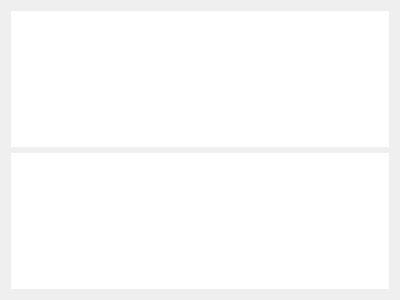
modbrin/intrusive-tomato-qt, file notificationwindow.ui: the form before one commit.
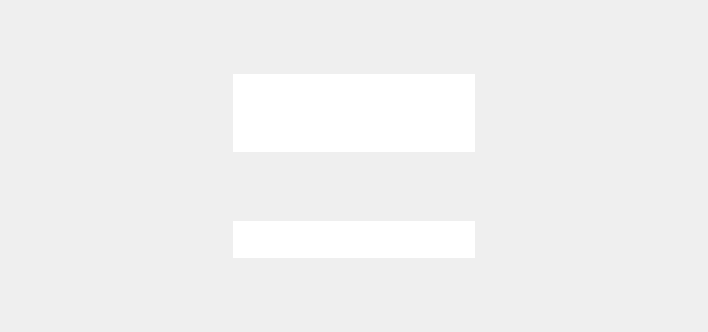
The form after the commit.

Commit message: Preparation timer and simple break timer done. Timer logic separated into parent class.

Patch:
```diff
--- a/notificationwindow.ui
+++ b/notificationwindow.ui
@@ -6,12 +6,12 @@
    <rect>
     <x>0</x>
     <y>0</y>
-    <width>400</width>
-    <height>300</height>
+    <width>708</width>
+    <height>332</height>
    </rect>
   </property>
   <property name="sizePolicy">
-   <sizepolicy hsizetype="Preferred" vsizetype="Preferred">
+   <sizepolicy hsizetype="Fixed" vsizetype="Fixed">
     <horstretch>0</horstretch>
     <verstretch>0</verstretch>
    </sizepolicy>
@@ -19,72 +19,49 @@
   <property name="windowTitle">
    <string>Form</string>
   </property>
-  <layout class="QVBoxLayout" name="verticalLayout">
-   <item>
-    <widget class="QTextEdit" name="timeField">
+  <layout class="QGridLayout" name="gridLayout">
+   <item row="0" column="0">
+    <widget class="QLineEdit" name="timeField">
+     <property name="enabled">
+      <bool>true</bool>
+     </property>
      <property name="sizePolicy">
-      <sizepolicy hsizetype="Preferred" vsizetype="Preferred">
+      <sizepolicy hsizetype="Ignored" vsizetype="Fixed">
        <horstretch>0</horstretch>
        <verstretch>0</verstretch>
       </sizepolicy>
      </property>
      <property name="font">
       <font>
-       <family>Segoe MDL2 Assets</family>
        <pointsize>48</pointsize>
       </font>
      </property>
-     <property name="mouseTracking">
+     <property name="frame">
       <bool>false</bool>
      </property>
-     <property name="frameShape">
-      <enum>QFrame::NoFrame</enum>
-     </property>
-     <property name="verticalScrollBarPolicy">
-      <enum>Qt::ScrollBarAlwaysOff</enum>
-     </property>
-     <property name="horizontalScrollBarPolicy">
-      <enum>Qt::ScrollBarAlwaysOff</enum>
-     </property>
-     <property name="lineWrapMode">
-      <enum>QTextEdit::NoWrap</enum>
-     </property>
-     <property name="textInteractionFlags">
-      <set>Qt::NoTextInteraction</set>
+     <property name="alignment">
+      <set>Qt::AlignCenter</set>
      </property>
     </widget>
    </item>
-   <item>
-    <widget class="QTextEdit" name="labelField">
+   <item row="1" column="0">
+    <widget class="QLineEdit" name="labelField">
      <property name="sizePolicy">
-      <sizepolicy hsizetype="Preferred" vsizetype="Preferred">
+      <sizepolicy hsizetype="Fixed" vsizetype="Fixed">
        <horstretch>0</horstretch>
        <verstretch>0</verstretch>
       </sizepolicy>
      </property>
      <property name="font">
       <font>
-       <family>Segoe MDL2 Assets</family>
        <pointsize>20</pointsize>
       </font>
      </property>
-     <property name="mouseTracking">
+     <property name="frame">
       <bool>false</bool>
      </property>
-     <property name="frameShape">
-      <enum>QFrame::NoFrame</enum>
-     </property>
-     <property name="verticalScrollBarPolicy">
-      <enum>Qt::ScrollBarAlwaysOff</enum>
-     </property>
-     <property name="horizontalScrollBarPolicy">
-      <enum>Qt::ScrollBarAlwaysOff</enum>
-     </property>
-     <property name="lineWrapMode">
-      <enum>QTextEdit::NoWrap</enum>
-     </property>
-     <property name="textInteractionFlags">
-      <set>Qt::NoTextInteraction</set>
+     <property name="alignment">
+      <set>Qt::AlignCenter</set>
      </property>
     </widget>
    </item>
```
The commit also changes 14 other files.
